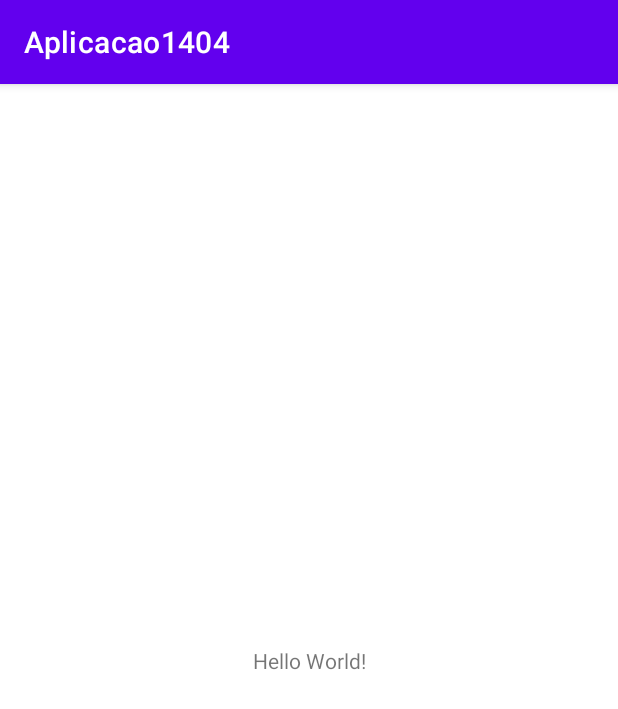
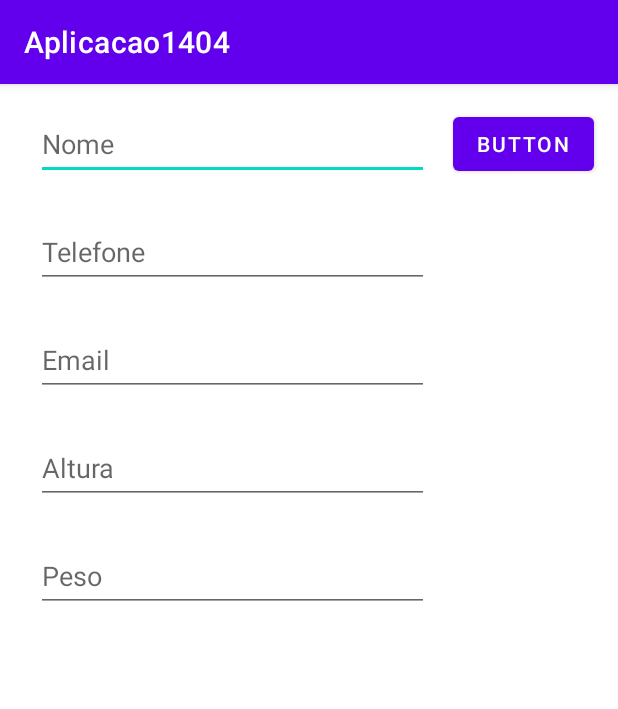
Before and after one commit to FabioAbreu-code/Aplicacao1404, an Android app: the screen it shows after launch (MainActivity), on a phone screen of 412 x 824 dp. Shown: the top 709 px of the screen. Run offline under Robolectric (Android 15) with nearby library versions, the phone set to English and light mode, and no system bars.

Commit message:
Criada a interface da atividade main com (Nome,Telefone,Email,Altura e Peso)

```diff
--- a/app/src/main/res/layout/activity_main.xml
+++ b/app/src/main/res/layout/activity_main.xml
@@ -6,13 +6,95 @@
     android:layout_height="match_parent"
     tools:context=".MainActivity">
 
-    <TextView
+    <EditText
+        android:id="@+id/editTextTextPersonName"
+        android:layout_width="0dp"
+        android:layout_height="wrap_content"
+        android:layout_marginStart="24dp"
+        android:layout_marginEnd="16dp"
+        android:ems="10"
+        android:hint="@string/nome"
+        android:inputType="textPersonName"
+        android:minHeight="48dp"
+        app:layout_constraintBottom_toBottomOf="@+id/buttonEnviar"
+        app:layout_constraintEnd_toStartOf="@+id/buttonEnviar"
+        app:layout_constraintStart_toStartOf="parent"
+        app:layout_constraintTop_toTopOf="parent"
+        app:layout_constraintVertical_bias="1.0"
+        android:importantForAutofill="no"
+        tools:ignore="VisualLintTextFieldSize" />
+
+    <EditText
+        android:id="@+id/editTextTextEmailAddress"
+        android:layout_width="0dp"
+        android:layout_height="wrap_content"
+        android:layout_marginTop="24dp"
+        android:ems="10"
+        android:hint="@string/email"
+        android:inputType="textEmailAddress"
+        android:minHeight="48dp"
+        app:layout_constraintEnd_toEndOf="@+id/editTextPhone"
+        app:layout_constraintHorizontal_bias="0.0"
+        app:layout_constraintStart_toStartOf="@+id/editTextPhone"
+        app:layout_constraintTop_toBottomOf="@+id/editTextPhone"
+        android:importantForAutofill="no"
+        tools:ignore="VisualLintTextFieldSize" />
+
+    <EditText
+        android:id="@+id/editTextPhone"
+        android:layout_width="0dp"
+        android:layout_height="wrap_content"
+        android:layout_marginTop="24dp"
+        android:ems="10"
+        android:hint="@string/telefone"
+        android:inputType="phone"
+        android:minHeight="48dp"
+        app:layout_constraintEnd_toEndOf="@+id/editTextTextPersonName"
+        app:layout_constraintHorizontal_bias="0.0"
+        app:layout_constraintStart_toStartOf="@+id/editTextTextPersonName"
+        app:layout_constraintTop_toBottomOf="@+id/editTextTextPersonName"
+        android:importantForAutofill="no"
+        tools:ignore="VisualLintTextFieldSize" />
+
+    <EditText
+        android:id="@+id/editTextHeight"
+        android:layout_width="0dp"
+        android:layout_height="wrap_content"
+        android:layout_marginTop="24dp"
+        android:ems="10"
+        android:hint="@string/altura"
+        android:inputType="numberDecimal"
+        android:minHeight="48dp"
+        app:layout_constraintEnd_toEndOf="@+id/editTextTextEmailAddress"
+        app:layout_constraintHorizontal_bias="0.0"
+        app:layout_constraintStart_toStartOf="@+id/editTextTextEmailAddress"
+        app:layout_constraintTop_toBottomOf="@+id/editTextTextEmailAddress"
+        android:importantForAutofill="no"
+        tools:ignore="VisualLintTextFieldSize" />
+
+    <EditText
+        android:id="@+id/editTextWeight"
+        android:layout_width="0dp"
+        android:layout_height="wrap_content"
+        android:layout_marginTop="24dp"
+        android:ems="10"
+        android:hint="@string/peso"
+        android:inputType="numberDecimal"
+        android:minHeight="48dp"
+        app:layout_constraintEnd_toEndOf="@+id/editTextHeight"
+        app:layout_constraintHorizontal_bias="0.0"
+        app:layout_constraintStart_toStartOf="@+id/editTextHeight"
+        app:layout_constraintTop_toBottomOf="@+id/editTextHeight"
+        android:importantForAutofill="no"
+        tools:ignore="VisualLintTextFieldSize" />
+
+    <Button
+        android:id="@+id/buttonEnviar"
         android:layout_width="wrap_content"
         android:layout_height="wrap_content"
-        android:text="Hello World!"
-        app:layout_constraintBottom_toBottomOf="parent"
+        android:layout_marginTop="16dp"
+        android:layout_marginEnd="16dp"
+        android:text="@string/button"
         app:layout_constraintEnd_toEndOf="parent"
-        app:layout_constraintStart_toStartOf="parent"
         app:layout_constraintTop_toTopOf="parent" />
-
 </androidx.constraintlayout.widget.ConstraintLayout>
--- a/app/src/main/res/values/strings.xml
+++ b/app/src/main/res/values/strings.xml
@@ -1,3 +1,9 @@
 <resources>
     <string name="app_name">Aplicacao1404</string>
+    <string name="nome">Nome</string>
+    <string name="email">Email</string>
+    <string name="telefone">Telefone</string>
+    <string name="altura">Altura</string>
+    <string name="peso">Peso</string>
+    <string name="button">Button</string>
 </resources>
```
